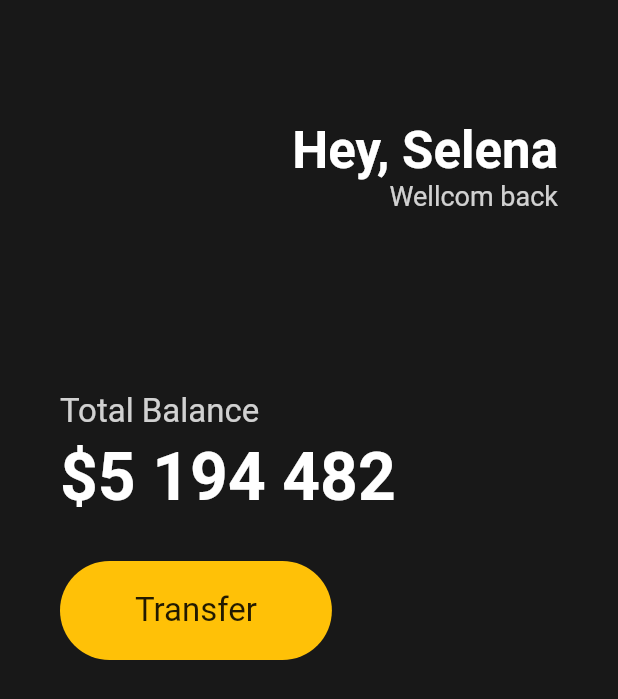
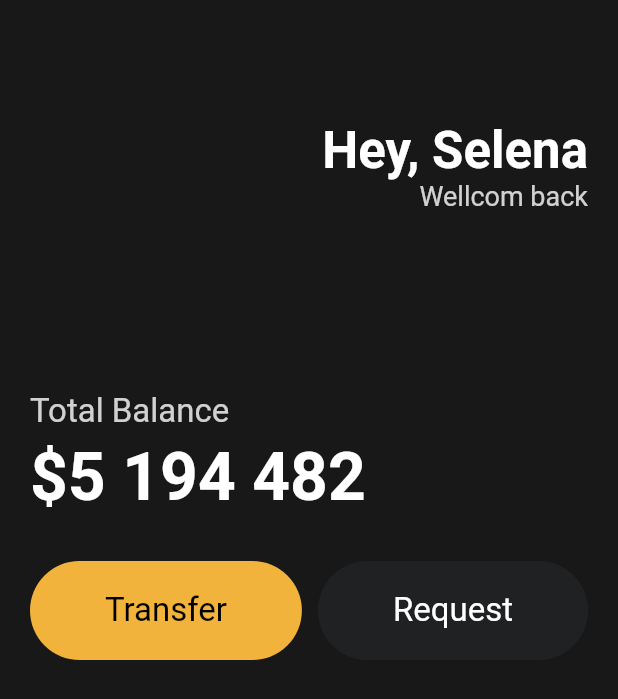
Before and after one commit to EoJin-Kim/flutter_test1, a Flutter app: the screen it shows after launch, on a phone screen of 412 x 824 dp. Shown: the top 699 px of the screen. Run offline on Flutter 3.47's test engine with Material 2 defaults, Android fonts, the phone set to English and light mode, and no system bars.

Commit message:
Feat: custom widget 설정

```diff
--- a/lib/main.dart
+++ b/lib/main.dart
@@ -1,4 +1,5 @@
 import 'package:flutter/material.dart';
+import 'package:flutter_test1/widgets/button.dart';
 
 void main() {
   runApp(MyApp());
@@ -11,7 +12,7 @@ class MyApp extends StatelessWidget {
       home: Scaffold(
           backgroundColor: Color(0xff181818),
           body: Padding(
-            padding: EdgeInsets.symmetric(horizontal: 40),
+            padding: EdgeInsets.symmetric(horizontal: 20),
             child: Column(
               crossAxisAlignment: CrossAxisAlignment.start,
               children: [
@@ -62,21 +63,10 @@ class MyApp extends StatelessWidget {
                 ),
                 SizedBox(height: 30,),
                 Row(
+                  mainAxisAlignment: MainAxisAlignment.spaceBetween,
                   children: [
-                    Container(
-                      decoration: BoxDecoration(
-                        color: Colors.amber,
-                        borderRadius: BorderRadius.circular(45),
-                      ),
-                      child: Padding(
-                        padding: EdgeInsets.symmetric(vertical: 20, horizontal: 50),
-                        child: Text('Transfer',
-                          style: TextStyle(
-                            fontSize: 22
-                          ),
-                        ),
-                      ),
-                    )
+                    Button(text : 'Transfer', bgColor : Color(0xfff1b33b), textColor : Colors.black),
+                    Button(text : 'Request', bgColor : Color(0xff1f2123), textColor : Colors.white,)
                   ],
                 )
               ],
--- /dev/null
+++ b/lib/widgets/button.dart
@@ -0,0 +1,30 @@
+import 'package:flutter/cupertino.dart';
+
+class Button extends StatelessWidget {
+  final String text;
+  final Color bgColor;
+  final Color textColor;
+
+  Button(
+      {super.key,
+      required this.text,
+      required this.bgColor,
+      required this.textColor});
+
+  @override
+  Widget build(BuildContext context) {
+    return Container(
+      decoration: BoxDecoration(
+        color: bgColor,
+        borderRadius: BorderRadius.circular(45),
+      ),
+      child: Padding(
+        padding: EdgeInsets.symmetric(vertical: 20, horizontal: 50),
+        child: Text(
+          text,
+          style: TextStyle(color: textColor, fontSize: 22),
+        ),
+      ),
+    );
+  }
+}
```
